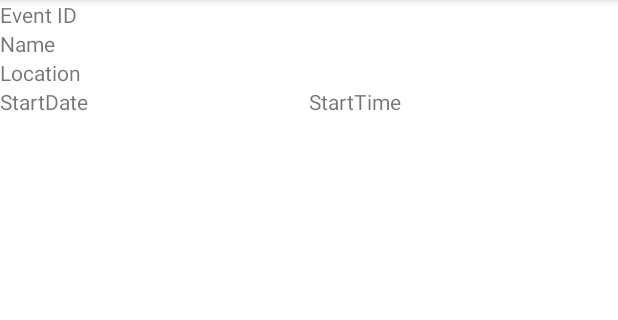
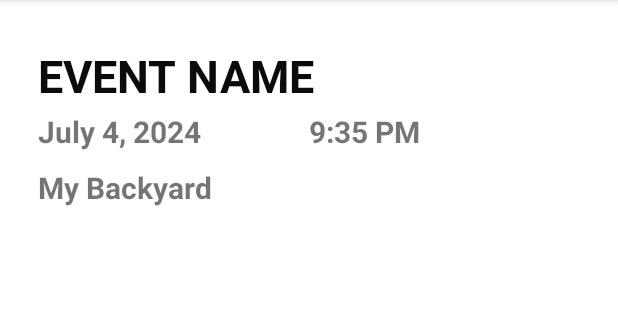
Before and after one commit to CMPUT301W24T13/the-.tarlords, an Android app: the fragment EventDetailsFragment shown on its own in the app's theme, on a phone screen of 412 x 824 dp, the part 84-404 px from its top. Run offline under Robolectric (Android 15) with nearby library versions, the phone set to English and light mode, and no system bars.

Commit message:
Edited xml

```diff
--- a/code/app/src/main/java/com/example/the_tarlords/ui/event/EventDetailsFragment.java
+++ b/code/app/src/main/java/com/example/the_tarlords/ui/event/EventDetailsFragment.java
@@ -73,7 +73,6 @@ public class EventDetailsFragment extends Fragment {
                              Bundle savedInstanceState) {
         View view = inflater.inflate(R.layout.fragment_event_details, container, false);
 
-        TextView eventIdTextView = view.findViewById(R.id.tv_event_id);
         TextView eventNameTextView = view.findViewById(R.id.tv_event_name);
         TextView eventLocationTextView = view.findViewById(R.id.tv_event_location);
         TextView eventStartDateTextView = view.findViewById(R.id.tv_event_startDate);
@@ -81,7 +80,6 @@ public class EventDetailsFragment extends Fragment {
 
         // Check if event is not null before accessing its attributes
         if (event != null) {
-            eventIdTextView.setText(event.getId());
             eventNameTextView.setText(event.getName());
             eventLocationTextView.setText(event.getLocation());
             eventStartTimeTextView.setText(event.getStartTime());
--- a/code/app/src/main/res/layout/fragment_event_details.xml
+++ b/code/app/src/main/res/layout/fragment_event_details.xml
@@ -1,45 +1,71 @@
 <?xml version="1.0" encoding="utf-8"?>
-<LinearLayout xmlns:android="http://schemas.android.com/apk/res/android"
+<androidx.constraintlayout.widget.ConstraintLayout xmlns:android="http://schemas.android.com/apk/res/android"
     xmlns:tools="http://schemas.android.com/tools"
     android:layout_width="match_parent"
     android:layout_height="match_parent"
-    tools:context=".ui.event.EventDetailsFragment"
-    android:orientation="vertical">
+    xmlns:app="http://schemas.android.com/apk/res-auto"
+    tools:context=".ui.event.EventDetailsFragment">
 
+
+    <TextView
+        android:id="@+id/tv_event_name"
+        android:layout_width="match_parent"
+        android:layout_height="wrap_content"
+        android:layout_marginStart="25dp"
+        android:layout_marginTop="30dp"
+        android:layout_marginEnd="25dp"
+        android:layout_marginBottom="25sp"
+        android:text="event name"
+        android:textAllCaps="true"
+        android:textColor="#0B0B0B"
+        android:textSize="30sp"
+        android:textStyle="bold"
+        app:layout_constraintEnd_toEndOf="parent"
+        app:layout_constraintStart_toStartOf="parent"
+        app:layout_constraintTop_toTopOf="parent" />
+
+    <LinearLayout
+        android:layout_width="match_parent"
+        android:layout_height="wrap_content"
+        android:orientation="horizontal"
+        app:layout_constraintTop_toBottomOf="@id/tv_event_name"
+        app:layout_constraintEnd_toEndOf="parent"
+        app:layout_constraintStart_toStartOf="parent"
+        android:layout_marginStart="25dp"
+        android:layout_marginTop="3dp"
+        android:layout_marginEnd="25dp"
+        android:id="@+id/ll_time">
+        <TextView
+            android:layout_width="0dp"
+            android:layout_weight="0.5"
+            android:textSize="20sp"
+            android:textStyle="bold"
+            android:layout_height="wrap_content"
+            android:id="@+id/tv_event_startDate"
+            android:text="July 4, 2024"/>
+
+        <TextView
+            android:layout_width="0dp"
+            android:textSize="20sp"
+            android:textStyle="bold"
+            android:layout_weight="0.5"
+            android:layout_height="wrap_content"
+            android:id="@+id/tv_event_startTime"
+            android:text="9:35 PM"/>
+
+    </LinearLayout>
     <TextView
         android:layout_width="match_parent"
         android:layout_height="wrap_content"
-        android:text="Event ID"
-        android:id="@+id/tv_event_id"/>
+        android:text="My Backyard"
+        android:textSize="20sp"
+        android:textStyle="bold"
+        app:layout_constraintTop_toBottomOf="@id/ll_time"
+        app:layout_constraintEnd_toEndOf="parent"
+        app:layout_constraintStart_toStartOf="parent"
+        android:layout_marginStart="25dp"
+        android:layout_marginTop="10dp"
+        android:layout_marginEnd="25dp"
+        android:id="@+id/tv_event_location"/>
 
-    <TextView
-        android:layout_width="match_parent"
-        android:layout_height="wrap_content"
-        android:text="Name"
-        android:id="@+id/tv_event_name"/>
-    <TextView
-        android:layout_width="match_parent"
-        android:layout_height="wrap_content"
-        android:text="Location"
-        android:id="@+id/tv_event_location"/>
-    <LinearLayout
-        android:layout_width="match_parent"
-        android:layout_height="wrap_content"
-        android:orientation="horizontal">
-        <TextView
-            android:layout_width="0dp"
-            android:layout_weight="0.5"
-            android:layout_height="wrap_content"
-            android:id="@+id/tv_event_startDate"
-            android:text="StartDate"/>
-
-        <TextView
-            android:layout_width="0dp"
-            android:layout_weight="0.5"
-            android:layout_height="wrap_content"
-            android:id="@+id/tv_event_startTime"
-            android:text="StartTime"/>
-
-    </LinearLayout>
-
-</LinearLayout>
+</androidx.constraintlayout.widget.ConstraintLayout>
```
Also changed, not shown: code/app/src/main/java/com/example/the_tarlords/ui/event/EventEditFragment.java (+27 -12 lines), code/app/src/main/res/layout/fragment_event_edit.xml (+46 -17 lines).
